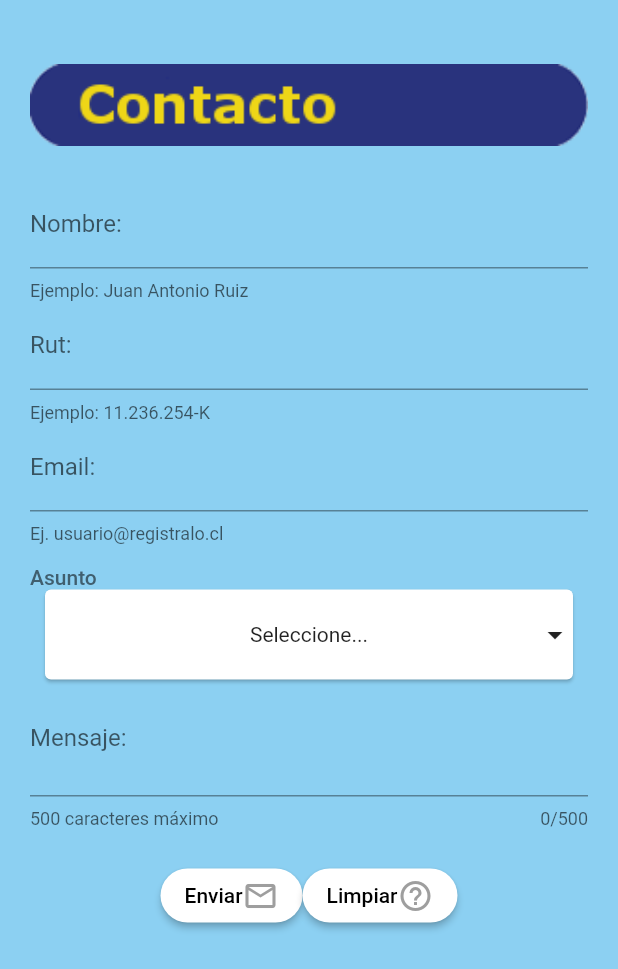
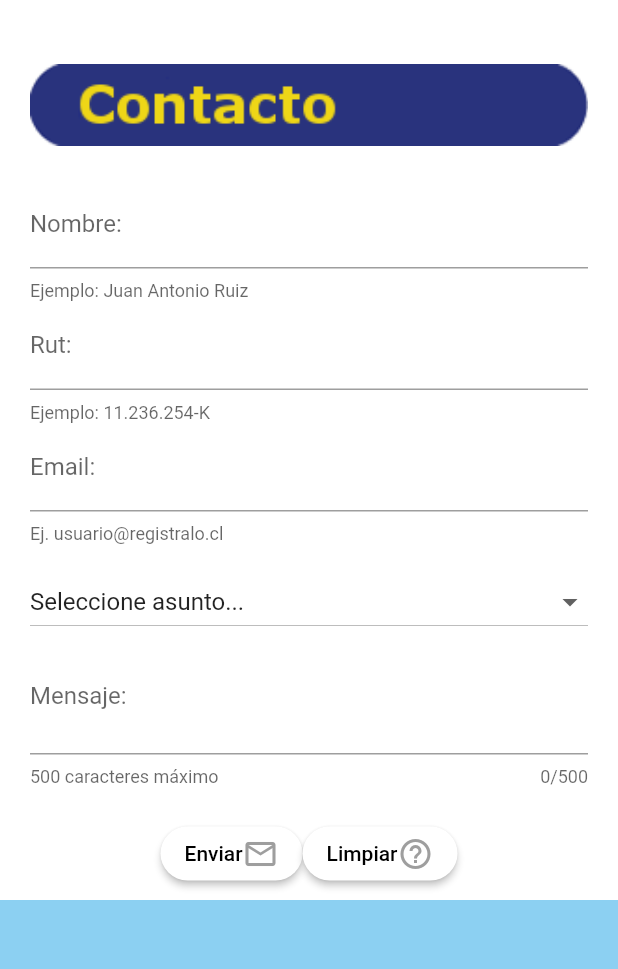
Before and after one commit to jsepulvedai1/Registralo, a Flutter app: the screen it shows after launch, item 3 of the bottom bar chosen, on a phone screen of 412 x 824 dp. Shown: the top 969 px of the screen. Run offline on Flutter 3.47's test engine with Material 2 defaults, Android fonts, the phone set to English and light mode, and no system bars; our stand-ins replace carousel_pro, device_info, geolocator, local_auth, simple_animations, splashscreen; missing offline and left inert: direct_select, imei_plugin; network calls fail; project files that could hold a hidden picture were left out.

Commit message:
upload contact form

```diff
--- a/lib/src/pages/LoginForm.dart
+++ b/lib/src/pages/LoginForm.dart
@@ -1,9 +1,45 @@
+
 import 'package:flutter/material.dart';
 import 'package:direct_select/direct_select.dart';
 
-void main() => runApp(new LoginForm());
+
+class FormPage extends StatefulWidget {
+  FormPage(): super();
+
+
+  @override
+  _FormPageState createState() => new _FormPageState();
+
+}
+class Issue {
+  int id;
+  String name;
+
+  Issue(this.id, this.name);
+
+  static List<Issue> getIssues() {
+    return <Issue>[
+      Issue(0, 'Seleccione asunto...'),
+      Issue(1, 'Activación de cuenta REGISTRALO.CL'),
+      Issue(2, 'Cambio de Estado de Bien'),
+      Issue(3, 'Consulta por un bien que deseo adquirir'),
+      Issue(4, 'Funcionamiento del sistema REGISTRALO.CL'),
+      Issue(5, 'Ingreso a cuenta de sistema'),
+      Issue(6, 'Inscripción de un bien con marca de no registrada de una categoría de la lista'),
+      Issue(7, 'Inscripción en el sistema REGISTRALO.CL'),
+      Issue(8, 'Recuperación clave'),
+      Issue(9, 'Registro de un bien'),
+      Issue(10, 'Otro asunto'),
+
+    ];
+  }
+
+
+}
+
 
 class LoginForm extends StatelessWidget {
+
   @override
   Widget build(BuildContext context) {
     return new MaterialApp(
@@ -14,41 +50,60 @@ class LoginForm extends StatelessWidget {
   }
 }
 
-class FormPage extends StatefulWidget {
-  @override
-  _FormPageState createState() => new _FormPageState();
-}
+
+
+
 
 class _FormPageState extends State<FormPage> {
+  List<Issue> _issues = Issue.getIssues();
+  List<DropdownMenuItem<Issue>> _dropdownMenuItems;
+  Issue _selectedIssue;
+
+
+  @override
+  void initState() {
+    _dropdownMenuItems = buildDropdownMenuItems(_issues);
+    _selectedIssue = _dropdownMenuItems[0].value;
+    super.initState();
+  }
+  List<DropdownMenuItem<Issue>> buildDropdownMenuItems(List issues) {
+    List<DropdownMenuItem<Issue>> items = List();
+    for (Issue issue in issues) {
+      items.add(
+        DropdownMenuItem(
+          value: issue,
+          child: Text(issue.name),
+        ),
+      );
+    }
+    return items;
+  }
+
+  onChangeDropdownItem(Issue selectedIssue) {
+    setState(() {
+      _selectedIssue = selectedIssue;
+    });
+  }
+
+
   final scaffoldKey = new GlobalKey<ScaffoldState>();
   final formKey = new GlobalKey<FormState>();
   TextEditingController _textFieldController = TextEditingController();
   TextEditingController _textFieldController2 = TextEditingController();
   TextEditingController _textFieldController3 = TextEditingController();
   TextEditingController _textFieldController4 = TextEditingController();
+  TextEditingController _textFieldController5 = TextEditingController();
 
-  final elements = [
-    "Seleccione...",
-    "Activación de cuenta REGISTRALO.CL",
-    "Cambio de Estado de Bien",
-    "Consulta por un bien que deseo adquirir",
-    "Funcionamiento del sistema REGISTRALO.CL",
-    "Ingreso a cuenta de sistema",
-    "Inscripción de un bien con marca de no registrada de una categoría de la lista",
-    "Inscripción en el sistema REGISTRALO.CL",
-    "Recuperación clave",
-    "Registro de un bien",
-    "Otro asunto"
-  ];
+
   int selectedIndex = 0;
 
-    List<Widget> _buildItems1() {
-    return elements
-        .map((val) => MySelectionItem(
-              title: val,
-            ))
-        .toList();
-  }
+  //   List<Widget> _buildItems1() {
+  //   return elements
+  //       .map((val) => MySelectionItem(
+  //             title: val,
+  //           ))
+  //       .toList();
+  // }
 
 
   String _email;
@@ -56,11 +111,7 @@ class _FormPageState extends State<FormPage> {
   String _name;
   String _rut;
 
-  @override
-  void initState() {
-    // TODO: implement initState
-    super.initState();
-  }
+
 
   @override
   void dispose() {
@@ -87,6 +138,7 @@ class _FormPageState extends State<FormPage> {
       _textFieldController2.text = "";
       _textFieldController3.text = "";
       _textFieldController4.text = "";
+       _textFieldController5.text = "";
     });
 
   }
@@ -100,16 +152,27 @@ class _FormPageState extends State<FormPage> {
 
   @override
   Widget build(BuildContext context) {
-    return new Scaffold(
-      backgroundColor: Color.fromRGBO(140, 208, 242, 1),
+    return new MaterialApp(
+
+      debugShowCheckedModeBanner: false,
+      home: new Scaffold(
+         backgroundColor: Color.fromRGBO(140, 208, 242, 1),
+
         key: scaffoldKey,
 
-        body: SingleChildScrollView(
+        body:
+        Container(
+           color: Color.fromRGBO(255, 255, 255, 1),
+           height: 600,
+          child:
+        SingleChildScrollView(
           child: Padding(
           padding: const EdgeInsets.all(20.0),
+
           child: new Form(
 
             key: formKey,
+
             child: new Column(
               mainAxisAlignment: MainAxisAlignment.start,
               crossAxisAlignment: CrossAxisAlignment.stretch,
@@ -146,28 +209,14 @@ class _FormPageState extends State<FormPage> {
                 //   return null;
                 // ),
 
-                Padding(
-                  padding: const EdgeInsets.only(left: 0.0),
-                  child: Text(
-                    "Asunto",
-                    style: TextStyle(
-                        color: Color.fromRGBO(64, 95, 111, 1), fontWeight: FontWeight.w500),
+                new  DropdownButton(
+                    //controller: _textFieldController4,
+                    value: _selectedIssue,
+                    items: _dropdownMenuItems,
+                    onChanged: onChangeDropdownItem,
+                    isExpanded: true,
+
                   ),
-                ),
-                DirectSelect(
-                    itemExtent: 40.0,
-                    selectedIndex: selectedIndex,
-                    child: MySelectionItem(
-                      isForList: false,
-                      title: elements[selectedIndex],
-                    ),
-                    onSelectedItemChanged: (index) {
-                      setState(() {
-                        selectedIndex = index;
-                      });
-                    },
-                    items: _buildItems1()),
-
 
                 new  TextFormField(
                   controller: _textFieldController4,
@@ -246,7 +295,11 @@ class _FormPageState extends State<FormPage> {
           ),
         )
         )
+        ),
+
+        )
         );
+
   }
 }
   Widget _crearImagen(BuildContext context) {
--- a/lib/src/pages/consultaBien.dart
+++ b/lib/src/pages/consultaBien.dart
@@ -52,7 +52,6 @@ class _HomeState extends State<Home> {
         child: Container(
           padding: EdgeInsets.symmetric(horizontal: 50, vertical: 30),
             child: Column(
-
             children: <Widget>[
               DropdownButton<String>(
                 isExpanded: true,
```
